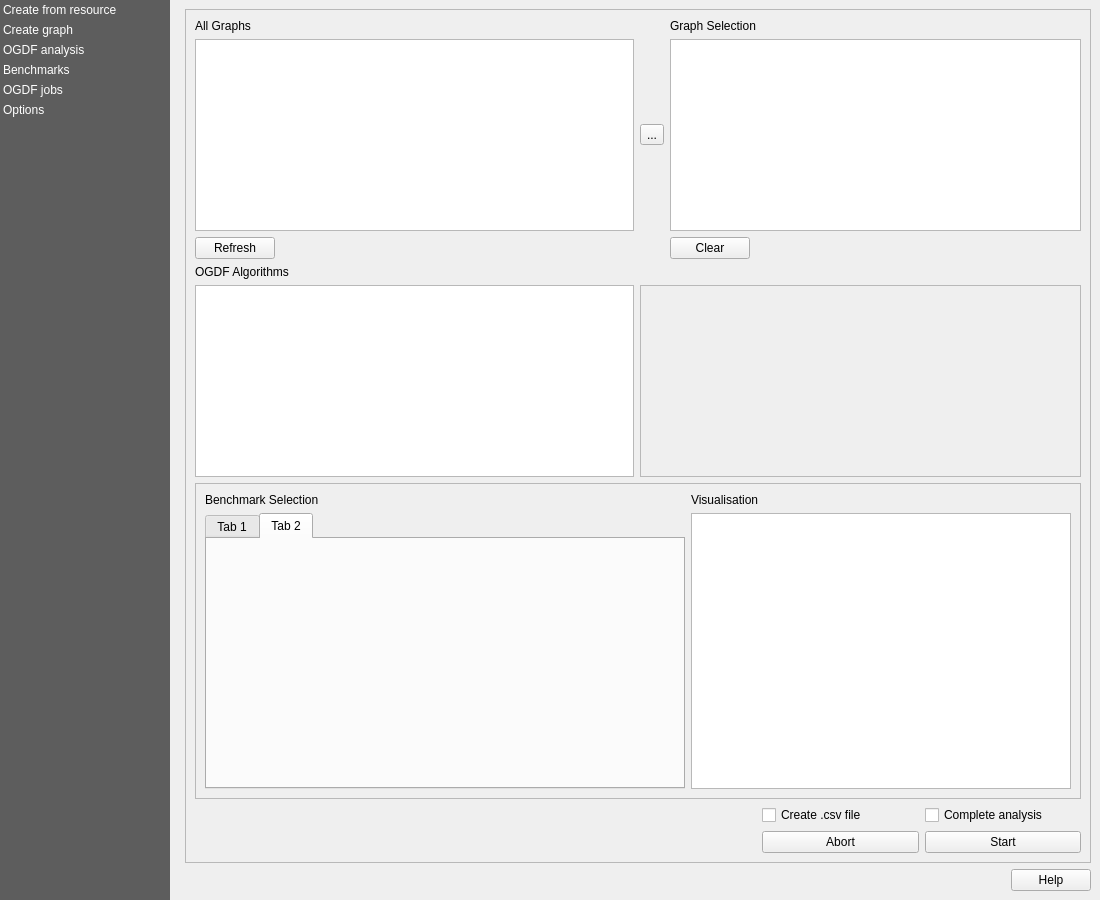
First picture: the form in views/PluginDialog.ui, repository S-P-A-N-N-E-R-S/Frontend, before the edit.
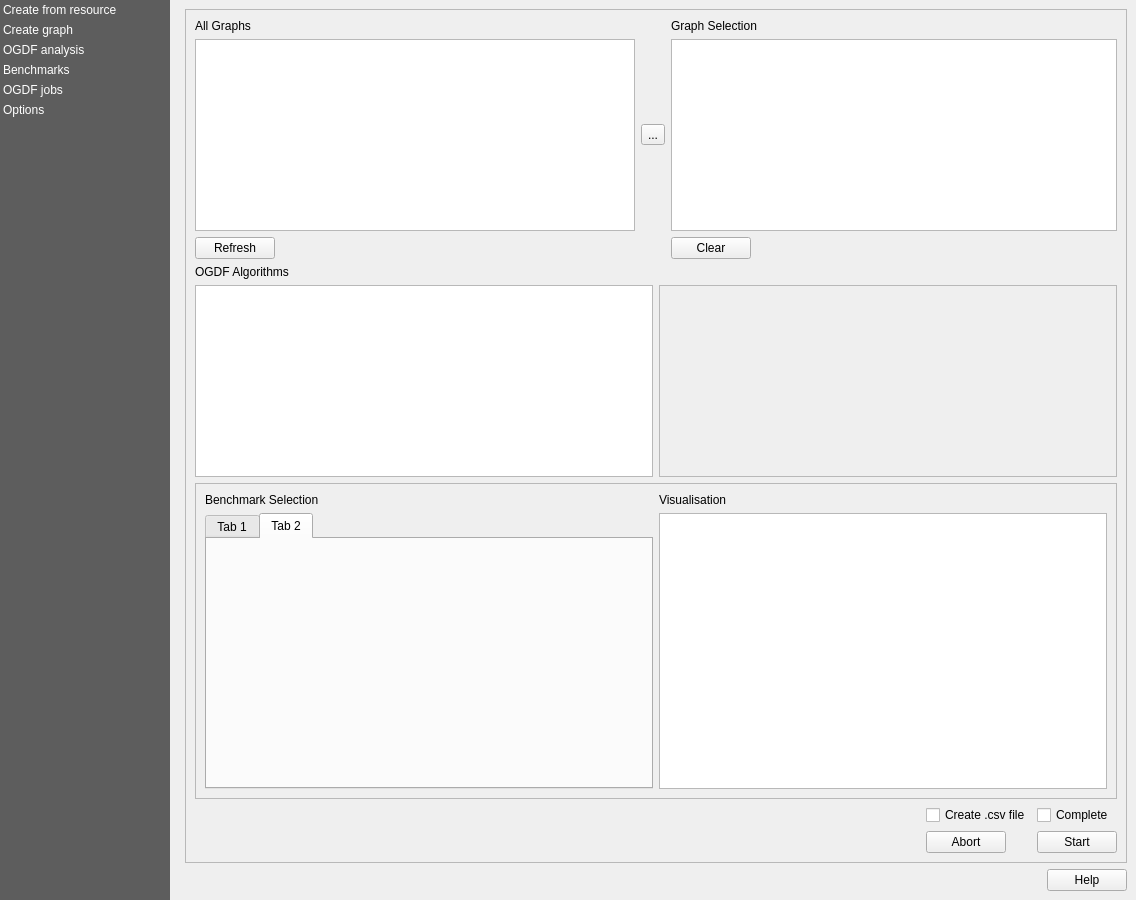
Second picture: the form after the edit. The open tabs and pages were chosen to show the change. Icons and pictures are not drawn. Custom widgets are drawn as their Qt base class.

Commit message: Fix size of benchmark widgets

The edit to the form file:
```diff
--- a/views/PluginDialog.ui
+++ b/views/PluginDialog.ui
@@ -9,7 +9,7 @@
    <rect>
     <x>0</x>
     <y>0</y>
-    <width>1100</width>
+    <width>1136</width>
     <height>900</height>
    </rect>
   </property>
@@ -19,7 +19,7 @@
   <property name="accessibleName">
    <string/>
   </property>
-  <layout class="QHBoxLayout" name="horizontalLayout_2">
+  <layout class="QGridLayout" name="gridLayout_8">
    <property name="leftMargin">
     <number>0</number>
    </property>
@@ -32,7 +32,7 @@
    <property name="bottomMargin">
     <number>0</number>
    </property>
-   <item>
+   <item row="0" column="0">
     <widget class="QListWidget" name="menu_list">
      <property name="sizePolicy">
       <sizepolicy hsizetype="Minimum" vsizetype="Expanding">
@@ -132,7 +132,7 @@
      </item>
     </widget>
    </item>
-   <item>
+   <item row="0" column="1">
     <widget class="QWidget" name="content_widget" native="true">
      <layout class="QVBoxLayout" name="content_widget_layout">
       <item>
@@ -148,7 +148,7 @@
           <rect>
            <x>0</x>
            <y>0</y>
-           <width>906</width>
+           <width>942</width>
            <height>851</height>
           </rect>
          </property>
@@ -174,7 +174,7 @@
           <item>
            <widget class="QStackedWidget" name="stacked_content_views">
             <property name="currentIndex">
-             <number>5</number>
+             <number>3</number>
             </property>
             <widget class="QWidget" name="create_from_resource">
              <property name="sizePolicy">
@@ -228,8 +228,8 @@
                    <rect>
                     <x>0</x>
                     <y>0</y>
-                    <width>644</width>
-                    <height>849</height>
+                    <width>112</width>
+                    <height>159</height>
                    </rect>
                   </property>
                   <layout class="QVBoxLayout" name="verticalLayout_24">
@@ -382,8 +382,8 @@
                         <rect>
                          <x>0</x>
                          <y>0</y>
-                         <width>866</width>
-                         <height>1192</height>
+                         <width>431</width>
+                         <height>1198</height>
                         </rect>
                        </property>
                        <layout class="QVBoxLayout" name="verticalLayout_18">
@@ -1458,8 +1458,8 @@
                          <rect>
                           <x>0</x>
                           <y>0</y>
-                          <width>620</width>
-                          <height>798</height>
+                          <width>186</width>
+                          <height>219</height>
                          </rect>
                         </property>
                         <layout class="QVBoxLayout" name="verticalLayout_27" stretch="0,0">
@@ -1651,121 +1651,152 @@
                  <enum>QFrame::Raised</enum>
                 </property>
                 <layout class="QGridLayout" name="gridLayout_3">
-                 <item row="1" column="0">
-                  <widget class="QListWidget" name="benchmark_all_graphs">
+                 <item row="8" column="3">
+                  <widget class="QCheckBox" name="benchmark_create_as_txt">
                    <property name="sizePolicy">
-                    <sizepolicy hsizetype="Expanding" vsizetype="Preferred">
+                    <sizepolicy hsizetype="Preferred" vsizetype="Preferred">
                      <horstretch>0</horstretch>
                      <verstretch>0</verstretch>
                     </sizepolicy>
                    </property>
-                   <property name="dragDropMode">
-                    <enum>QAbstractItemView::DragOnly</enum>
-                   </property>
-                   <property name="selectionMode">
-                    <enum>QAbstractItemView::ExtendedSelection</enum>
-                   </property>
-                  </widget>
-                 </item>
-                 <item row="1" column="2" colspan="3">
-                  <widget class="QListWidget" name="benchmark_graph_selection">
-                   <property name="sizePolicy">
-                    <sizepolicy hsizetype="Expanding" vsizetype="Preferred">
-                     <horstretch>0</horstretch>
-                     <verstretch>0</verstretch>
-                    </sizepolicy>
-                   </property>
-                   <property name="minimumSize">
-                    <size>
-                     <width>411</width>
-                     <height>0</height>
-                    </size>
-                   </property>
-                   <property name="dragDropMode">
-                    <enum>QAbstractItemView::DropOnly</enum>
-                   </property>
-                   <property name="selectionMode">
-                    <enum>QAbstractItemView::ExtendedSelection</enum>
-                   </property>
-                  </widget>
-                 </item>
-                 <item row="4" column="1" colspan="4">
-                  <widget class="QScrollArea" name="ogdf_parameters_area">
-                   <property name="sizePolicy">
-                    <sizepolicy hsizetype="Expanding" vsizetype="Preferred">
-                     <horstretch>0</horstretch>
-                     <verstretch>0</verstretch>
-                    </sizepolicy>
-                   </property>
-                   <property name="font">
-                    <font>
-                     <pointsize>11</pointsize>
-                    </font>
-                   </property>
-                   <property name="frameShape">
-                    <enum>QFrame::StyledPanel</enum>
-                   </property>
-                   <property name="widgetResizable">
-                    <bool>true</bool>
-                   </property>
-                   <widget class="QWidget" name="benchmark_ogdf_parameters">
-                    <property name="geometry">
-                     <rect>
-                      <x>0</x>
-                      <y>0</y>
-                      <width>441</width>
-                      <height>190</height>
-                     </rect>
-                    </property>
-                    <property name="sizePolicy">
-                     <sizepolicy hsizetype="Preferred" vsizetype="Preferred">
-                      <horstretch>0</horstretch>
-                      <verstretch>0</verstretch>
-                     </sizepolicy>
-                    </property>
-                    <property name="font">
-                     <font>
-                      <pointsize>11</pointsize>
-                      <stylestrategy>PreferDefault</stylestrategy>
-                     </font>
-                    </property>
-                   </widget>
-                  </widget>
-                 </item>
-                 <item row="6" column="4">
-                  <widget class="QCheckBox" name="benchmark_complete_analysis">
                    <property name="text">
-                    <string>Complete analysis</string>
+                    <string>Create .csv file</string>
                    </property>
                   </widget>
                  </item>
-                 <item row="2" column="0">
-                  <widget class="QPushButton" name="benchmark_refresh_btn">
-                   <property name="sizePolicy">
-                    <sizepolicy hsizetype="Fixed" vsizetype="Fixed">
-                     <horstretch>0</horstretch>
-                     <verstretch>0</verstretch>
-                    </sizepolicy>
+                 <item row="2" column="0" colspan="5">
+                  <layout class="QGridLayout" name="gridLayout_9">
+                   <property name="topMargin">
+                    <number>0</number>
                    </property>
-                   <property name="text">
-                    <string>Refresh</string>
-                   </property>
-                  </widget>
+                   <item row="2" column="0">
+                    <widget class="QPushButton" name="benchmark_refresh_btn">
+                     <property name="sizePolicy">
+                      <sizepolicy hsizetype="Fixed" vsizetype="Fixed">
+                       <horstretch>0</horstretch>
+                       <verstretch>0</verstretch>
+                      </sizepolicy>
+                     </property>
+                     <property name="text">
+                      <string>Refresh</string>
+                     </property>
+                    </widget>
+                   </item>
+                   <item row="2" column="3">
+                    <widget class="QPushButton" name="benchmark_clear_graph_selection">
+                     <property name="sizePolicy">
+                      <sizepolicy hsizetype="Fixed" vsizetype="Fixed">
+                       <horstretch>0</horstretch>
+                       <verstretch>0</verstretch>
+                      </sizepolicy>
+                     </property>
+                     <property name="text">
+                      <string>Clear</string>
+                     </property>
+                    </widget>
+                   </item>
+                   <item row="1" column="3" colspan="2">
+                    <widget class="QListWidget" name="benchmark_graph_selection">
+                     <property name="sizePolicy">
+                      <sizepolicy hsizetype="Expanding" vsizetype="Preferred">
+                       <horstretch>0</horstretch>
+                       <verstretch>0</verstretch>
+                      </sizepolicy>
+                     </property>
+                     <property name="minimumSize">
+                      <size>
+                       <width>411</width>
+                       <height>0</height>
+                      </size>
+                     </property>
+                     <property name="dragDropMode">
+                      <enum>QAbstractItemView::DropOnly</enum>
+                     </property>
+                     <property name="selectionMode">
+                      <enum>QAbstractItemView::ExtendedSelection</enum>
+                     </property>
+                    </widget>
+                   </item>
+                   <item row="1" column="0">
+                    <widget class="QListWidget" name="benchmark_all_graphs">
+                     <property name="sizePolicy">
+                      <sizepolicy hsizetype="Expanding" vsizetype="Preferred">
+                       <horstretch>0</horstretch>
+                       <verstretch>0</verstretch>
+                      </sizepolicy>
+                     </property>
+                     <property name="dragDropMode">
+                      <enum>QAbstractItemView::DragOnly</enum>
+                     </property>
+                     <property name="selectionMode">
+                      <enum>QAbstractItemView::ExtendedSelection</enum>
+                     </property>
+                    </widget>
+                   </item>
+                   <item row="0" column="0">
+                    <widget class="QLabel" name="label">
+                     <property name="sizePolicy">
+                      <sizepolicy hsizetype="Expanding" vsizetype="Preferred">
+                       <horstretch>0</horstretch>
+                       <verstretch>0</verstretch>
+                      </sizepolicy>
+                     </property>
+                     <property name="frameShape">
+                      <enum>QFrame::NoFrame</enum>
+                     </property>
+                     <property name="frameShadow">
+                      <enum>QFrame::Sunken</enum>
+                     </property>
+                     <property name="text">
+                      <string>All Graphs</string>
+                     </property>
+                    </widget>
+                   </item>
+                   <item row="0" column="3">
+                    <widget class="QLabel" name="label_2">
+                     <property name="sizePolicy">
+                      <sizepolicy hsizetype="Expanding" vsizetype="Preferred">
+                       <horstretch>0</horstretch>
+                       <verstretch>0</verstretch>
+                      </sizepolicy>
+                     </property>
+                     <property name="text">
+                      <string>Graph Selection</string>
+                     </property>
+                    </widget>
+                   </item>
+                   <item row="1" column="1">
+                    <widget class="QToolButton" name="benchmark_add_all_graphs">
+                     <property name="text">
+                      <string>...</string>
+                     </property>
+                     <property name="iconSize">
+                      <size>
+                       <width>32</width>
+                       <height>32</height>
+                      </size>
+                     </property>
+                     <property name="popupMode">
+                      <enum>QToolButton::InstantPopup</enum>
+                     </property>
+                     <property name="toolButtonStyle">
+                      <enum>Qt::ToolButtonIconOnly</enum>
+                     </property>
+                     <property name="arrowType">
+                      <enum>Qt::NoArrow</enum>
+                     </property>
+                    </widget>
+                   </item>
+                  </layout>
                  </item>
-                 <item row="2" column="2">
-                  <widget class="QPushButton" name="benchmark_clear_graph_selection">
-                   <property name="sizePolicy">
-                    <sizepolicy hsizetype="Fixed" vsizetype="Fixed">
-                     <horstretch>0</horstretch>
-                     <verstretch>0</verstretch>
-                    </sizepolicy>
-                   </property>
+                 <item row="4" column="0" colspan="3">
+                  <widget class="QLabel" name="label_3">
                    <property name="text">
-                    <string>Clear</string>
+                    <string>OGDF Algorithms</string>
                    </property>
                   </widget>
                  </item>
-                 <item row="5" column="0" colspan="5">
+                 <item row="7" column="0" colspan="5">
                   <widget class="QScrollArea" name="analysis_area">
                    <property name="frameShape">
                     <enum>QFrame::StyledPanel</enum>
@@ -1787,8 +1818,8 @@
                      <rect>
                       <x>0</x>
                       <y>0</y>
-                      <width>884</width>
-                      <height>289</height>
+                      <width>920</width>
+                      <height>285</height>
                      </rect>
                     </property>
                     <layout class="QGridLayout" name="gridLayout_2">
@@ -1805,23 +1836,10 @@
                        </property>
                       </widget>
                      </item>
-                     <item row="0" column="1">
-                      <widget class="QLabel" name="label_5">
-                       <property name="sizePolicy">
-                        <sizepolicy hsizetype="Preferred" vsizetype="Fixed">
-                         <horstretch>0</horstretch>
-                         <verstretch>0</verstretch>
-                        </sizepolicy>
-                       </property>
-                       <property name="text">
-                        <string>Visualisation</string>
-                       </property>
-                      </widget>
-                     </item>
                      <item row="1" column="1">
                       <widget class="QListWidget" name="visualisation_1">
                        <property name="sizePolicy">
-                        <sizepolicy hsizetype="Preferred" vsizetype="Preferred">
+                        <sizepolicy hsizetype="Expanding" vsizetype="Preferred">
                          <horstretch>0</horstretch>
                          <verstretch>0</verstretch>
                         </sizepolicy>
@@ -1834,6 +1852,19 @@
                        </property>
                       </widget>
                      </item>
+                     <item row="0" column="1">
+                      <widget class="QLabel" name="label_5">
+                       <property name="sizePolicy">
+                        <sizepolicy hsizetype="Preferred" vsizetype="Fixed">
+                         <horstretch>0</horstretch>
+                         <verstretch>0</verstretch>
+                        </sizepolicy>
+                       </property>
+                       <property name="text">
+                        <string>Visualisation</string>
+                       </property>
+                      </widget>
+                     </item>
                      <item row="1" column="0">
                       <widget class="QTabWidget" name="tabWidget_3">
                        <property name="currentIndex">
@@ -1855,92 +1886,13 @@
                    </widget>
                   </widget>
                  </item>
-                 <item row="4" column="0">
-                  <widget class="QTreeWidget" name="benchmark_ogdf_algorithms">
-                   <property name="sizePolicy">
-                    <sizepolicy hsizetype="Preferred" vsizetype="Preferred">
-                     <horstretch>0</horstretch>
-                     <verstretch>0</verstretch>
-                    </sizepolicy>
-                   </property>
-                   <property name="headerHidden">
-                    <bool>true</bool>
-                   </property>
-                   <column>
-                    <property name="text">
-                     <string notr="true">1</string>
-                    </property>
-                   </column>
-                  </widget>
-                 </item>
-                 <item row="7" column="3">
-                  <widget class="QPushButton" name="benchmark_abort_benchmark">
-                   <property name="enabled">
-                    <bool>true</bool>
-                   </property>
-                   <property name="sizePolicy">
-                    <sizepolicy hsizetype="Preferred" vsizetype="Preferred">
-                     <horstretch>0</horstretch>
-                     <verstretch>0</verstretch>
-                    </sizepolicy>
-                   </property>
-                   <property name="text">
-                    <string>Abort</string>
-                   </property>
-                   <property name="icon">
-                    <iconset>
-                     <normaloff>:/images/themes/default/mIconDelete.svg</normaloff>:/images/themes/default/mIconDelete.svg</iconset>
-                   </property>
-                   <property name="iconSize">
-                    <size>
-                     <width>18</width>
-                     <height>18</height>
-                    </size>
-                   </property>
-                   <property name="autoDefault">
-                    <bool>true</bool>
-                   </property>
-                   <property name="default">
-                    <bool>false</bool>
-                   </property>
-                   <property name="flat">
-                    <bool>false</bool>
-                   </property>
-                  </widget>
-                 </item>
-                 <item row="0" column="0">
-                  <widget class="QLabel" name="label">
-                   <property name="frameShape">
-                    <enum>QFrame::NoFrame</enum>
-                   </property>
-                   <property name="frameShadow">
-                    <enum>QFrame::Sunken</enum>
-                   </property>
-                   <property name="text">
-                    <string>All Graphs</string>
-                   </property>
-                  </widget>
-                 </item>
-                 <item row="6" column="3">
-                  <widget class="QCheckBox" name="benchmark_create_as_txt">
-                   <property name="sizePolicy">
-                    <sizepolicy hsizetype="Preferred" vsizetype="Fixed">
-                     <horstretch>0</horstretch>
-                     <verstretch>0</verstretch>
-                    </sizepolicy>
-                   </property>
-                   <property name="text">
-                    <string>Create .csv file</string>
-                   </property>
-                  </widget>
-                 </item>
-                 <item row="7" column="4">
+                 <item row="9" column="4">
                   <widget class="QPushButton" name="benchmark_start_benchmark">
                    <property name="enabled">
                     <bool>true</bool>
                    </property>
                    <property name="sizePolicy">
-                    <sizepolicy hsizetype="Preferred" vsizetype="Fixed">
+                    <sizepolicy hsizetype="Fixed" vsizetype="Fixed">
                      <horstretch>0</horstretch>
                      <verstretch>0</verstretch>
                     </sizepolicy>
@@ -1963,29 +1915,7 @@
                    </property>
                   </widget>
                  </item>
-                 <item row="1" column="1">
-                  <widget class="QToolButton" name="benchmark_add_all_graphs">
-                   <property name="text">
-                    <string>...</string>
-                   </property>
-                   <property name="iconSize">
-                    <size>
-                     <width>32</width>
-                     <height>32</height>
-                    </size>
-                   </property>
-                   <property name="popupMode">
-                    <enum>QToolButton::InstantPopup</enum>
-                   </property>
-                   <property name="toolButtonStyle">
-                    <enum>Qt::ToolButtonIconOnly</enum>
-                   </property>
-                   <property name="arrowType">
-                    <enum>Qt::NoArrow</enum>
-                   </property>
-                  </widget>
-                 </item>
-                 <item row="6" column="0" colspan="3">
+                 <item row="8" column="0" colspan="3">
                   <widget class="QgsFileWidget" name="benchmark_txt_path">
                    <property name="sizePolicy">
                     <sizepolicy hsizetype="Expanding" vsizetype="Preferred">
@@ -2001,23 +1931,116 @@
                    </property>
                   </widget>
                  </item>
-                 <item row="0" column="2">
-                  <widget class="QLabel" name="label_2">
+                 <item row="6" column="0" colspan="5">
+                  <layout class="QGridLayout" name="gridLayout_7">
+                   <property name="leftMargin">
+                    <number>0</number>
+                   </property>
+                   <property name="topMargin">
+                    <number>0</number>
+                   </property>
+                   <item row="0" column="0">
+                    <widget class="QTreeWidget" name="benchmark_ogdf_algorithms">
+                     <property name="sizePolicy">
+                      <sizepolicy hsizetype="Expanding" vsizetype="Preferred">
+                       <horstretch>0</horstretch>
+                       <verstretch>0</verstretch>
+                      </sizepolicy>
+                     </property>
+                     <property name="headerHidden">
+                      <bool>true</bool>
+                     </property>
+                     <column>
+                      <property name="text">
+                       <string notr="true">1</string>
+                      </property>
+                     </column>
+                    </widget>
+                   </item>
+                   <item row="0" column="1">
+                    <widget class="QScrollArea" name="ogdf_parameters_area">
+                     <property name="sizePolicy">
+                      <sizepolicy hsizetype="Expanding" vsizetype="Preferred">
+                       <horstretch>0</horstretch>
+                       <verstretch>0</verstretch>
+                      </sizepolicy>
+                     </property>
+                     <property name="font">
+                      <font>
+                       <pointsize>11</pointsize>
+                      </font>
+                     </property>
+                     <property name="frameShape">
+                      <enum>QFrame::StyledPanel</enum>
+                     </property>
+                     <property name="widgetResizable">
+                      <bool>true</bool>
+                     </property>
+                     <widget class="QWidget" name="benchmark_ogdf_parameters">
+                      <property name="geometry">
+                       <rect>
+                        <x>0</x>
+                        <y>0</y>
+                        <width>455</width>
+                        <height>190</height>
+                       </rect>
+                      </property>
+                      <property name="sizePolicy">
+                       <sizepolicy hsizetype="Preferred" vsizetype="Preferred">
+                        <horstretch>0</horstretch>
+                        <verstretch>0</verstretch>
+                       </sizepolicy>
+                      </property>
+                      <property name="font">
+                       <font>
+                        <pointsize>11</pointsize>
+                        <stylestrategy>PreferDefault</stylestrategy>
+                       </font>
+                      </property>
+                     </widget>
+                    </widget>
+                   </item>
+                  </layout>
+                 </item>
+                 <item row="8" column="4">
+                  <widget class="QCheckBox" name="benchmark_complete_analysis">
+                   <property name="text">
+                    <string>Complete</string>
+                   </property>
+                  </widget>
+                 </item>
+                 <item row="9" column="3">
+                  <widget class="QPushButton" name="benchmark_abort_benchmark">
+                   <property name="enabled">
+                    <bool>true</bool>
+                   </property>
                    <property name="sizePolicy">
-                    <sizepolicy hsizetype="Fixed" vsizetype="Fixed">
+                    <sizepolicy hsizetype="Fixed" vsizetype="Preferred">
                      <horstretch>0</horstretch>
                      <verstretch>0</verstretch>
                     </sizepolicy>
                    </property>
                    <property name="text">
-                    <string>Graph Selection</string>
+                    <string>Abort</string>
                    </property>
-                  </widget>
-                 </item>
-                 <item row="3" column="0" colspan="3">
-                  <widget class="QLabel" name="label_3">
-                   <property name="text">
-                    <string>OGDF Algorithms</string>
+                   <property name="icon">
+                    <iconset>
+                     <normaloff>:/images/themes/default/mIconDelete.svg</normaloff>:/images/themes/default/mIconDelete.svg</iconset>
+                   </property>
+                   <property name="iconSize">
+                    <size>
+                     <width>18</width>
+                     <height>18</height>
+                    </size>
+                   </property>
+                   <property name="autoDefault">
+                    <bool>true</bool>
+                   </property>
+                   <property name="default">
+                    <bool>false</bool>
+                   </property>
+                   <property name="flat">
+                    <bool>false</bool>
                    </property>
                   </widget>
                  </item>
@@ -2465,52 +2488,52 @@
                        <string>Authentication</string>
                       </property>
                       <layout class="QHBoxLayout" name="options_credentials_hlayout">
-                        <item>
-                         <widget class="QLabel" name="ogdf_logged_in_label">
-                          <property name="text">
+                       <item>
+                        <widget class="QLabel" name="ogdf_logged_in_label">
+                         <property name="text">
                           <string>Not logged in</string>
-                          </property>
-                         </widget>
-                        </item>
-                        <item>
-                         <widget class="QPushButton" name="options_log_out_btn">
-                          <property name="text">
+                         </property>
+                        </widget>
+                       </item>
+                       <item>
+                        <widget class="QPushButton" name="options_log_out_btn">
+                         <property name="sizePolicy">
+                          <sizepolicy hsizetype="Fixed" vsizetype="Fixed">
+                           <horstretch>0</horstretch>
+                           <verstretch>0</verstretch>
+                          </sizepolicy>
+                         </property>
+                         <property name="text">
                           <string>Log out</string>
-                          </property>
-                          <property name="sizePolicy">
-                           <sizepolicy hsizetype="Fixed" vsizetype="Fixed">
-                            <horstretch>0</horstretch>
-                            <verstretch>0</verstretch>
-                           </sizepolicy>
-                          </property>
-                         </widget>
-                        </item>
-                        <item>
-                         <widget class="QPushButton" name="options_log_in_btn">
-                          <property name="text">
+                         </property>
+                        </widget>
+                       </item>
+                       <item>
+                        <widget class="QPushButton" name="options_log_in_btn">
+                         <property name="sizePolicy">
+                          <sizepolicy hsizetype="Fixed" vsizetype="Fixed">
+                           <horstretch>0</horstretch>
+                           <verstretch>0</verstretch>
+                          </sizepolicy>
+                         </property>
+                         <property name="text">
                           <string>Log in</string>
-                          </property>
-                          <property name="sizePolicy">
-                           <sizepolicy hsizetype="Fixed" vsizetype="Fixed">
-                            <horstretch>0</horstretch>
-                            <verstretch>0</verstretch>
-                           </sizepolicy>
-                          </property>
-                         </widget>
-                        </item>
-                        <item>
+                         </property>
+                        </widget>
+                       </item>
+                       <item>
                         <widget class="QPushButton" name="options_user_creation_btn">
+                         <property name="sizePolicy">
+                          <sizepolicy hsizetype="Fixed" vsizetype="Fixed">
+                           <horstretch>0</horstretch>
+                           <verstretch>0</verstretch>
+                          </sizepolicy>
+                         </property>
                          <property name="text">
                           <string>Create user</string>
                          </property>
-                         <property name="sizePolicy">
-                          <sizepolicy hsizetype="Fixed" vsizetype="Fixed">
-                           <horstretch>0</horstretch>
-                           <verstretch>0</verstretch>
-                          </sizepolicy>
-                         </property>
                         </widget>
-                        </item>
+                       </item>
                       </layout>
                      </widget>
                     </item>
@@ -2593,11 +2616,6 @@
    <extends>QComboBox</extends>
    <header>qgsmaplayercombobox.h</header>
   </customwidget>
-  <customwidget>
-   <class>QgsPasswordLineEdit</class>
-   <extends>QLineEdit</extends>
-   <header>qgspasswordlineedit.h</header>
-  </customwidget>
   <customwidget>
    <class>QgsProjectionSelectionWidget</class>
    <extends>QWidget</extends>
```
